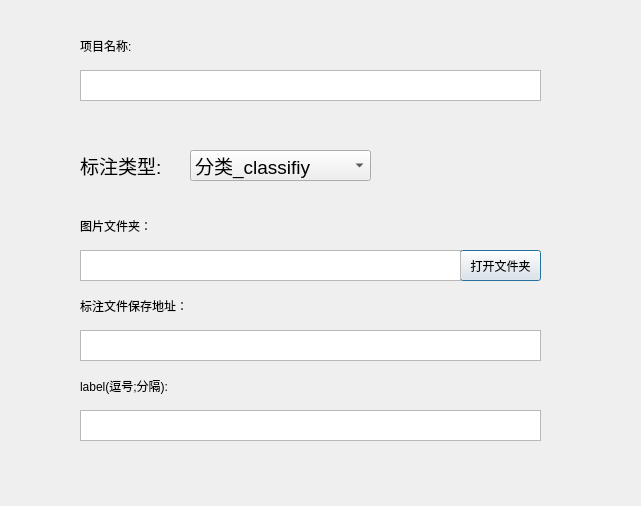
First picture: the form in SmartLabel/defaultannodialog.ui, repository yuqj1991/annoLabel, before the edit.
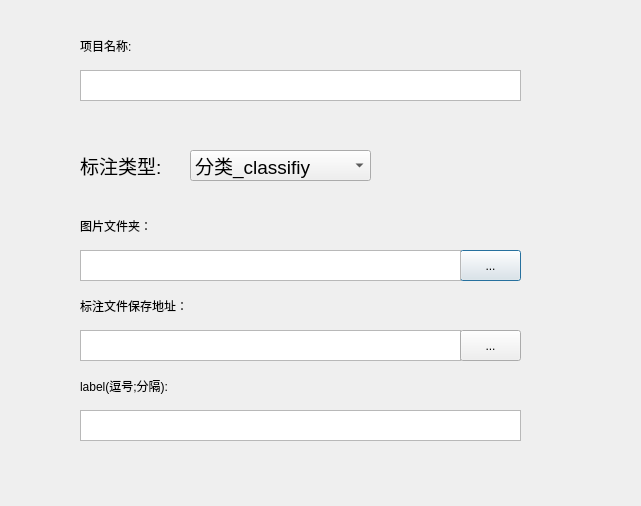
Second picture: the form after the edit.

```diff
--- a/SmartLabel/defaultannodialog.ui
+++ b/SmartLabel/defaultannodialog.ui
@@ -57,7 +57,7 @@
     <rect>
      <x>80</x>
      <y>410</y>
-     <width>461</width>
+     <width>441</width>
      <height>31</height>
     </rect>
    </property>
@@ -67,18 +67,17 @@
     <rect>
      <x>460</x>
      <y>250</y>
-     <width>81</width>
+     <width>61</width>
      <height>31</height>
     </rect>
    </property>
    <property name="font">
     <font>
-     <family>Times New Roman</family>
      <pointsize>9</pointsize>
     </font>
    </property>
    <property name="text">
-    <string>打开文件夹</string>
+    <string>...</string>
    </property>
   </widget>
   <widget class="QTextEdit" name="project_textEdit">
@@ -86,7 +85,7 @@
     <rect>
      <x>80</x>
      <y>70</y>
-     <width>461</width>
+     <width>441</width>
      <height>31</height>
     </rect>
    </property>
@@ -119,7 +118,7 @@
     <rect>
      <x>80</x>
      <y>330</y>
-     <width>461</width>
+     <width>381</width>
      <height>31</height>
     </rect>
    </property>
@@ -182,6 +181,19 @@
     <string>标注类型:</string>
    </property>
   </widget>
+  <widget class="QPushButton" name="open_anno_Button">
+   <property name="geometry">
+    <rect>
+     <x>460</x>
+     <y>330</y>
+     <width>61</width>
+     <height>31</height>
+    </rect>
+   </property>
+   <property name="text">
+    <string>...</string>
+   </property>
+  </widget>
  </widget>
  <resources/>
  <connections/>
```
